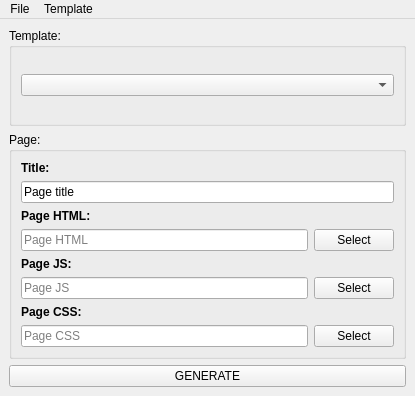
First picture: the form in src/mainwindow.ui, repository DrSmyrke/IOT_Web_UI, before the edit.
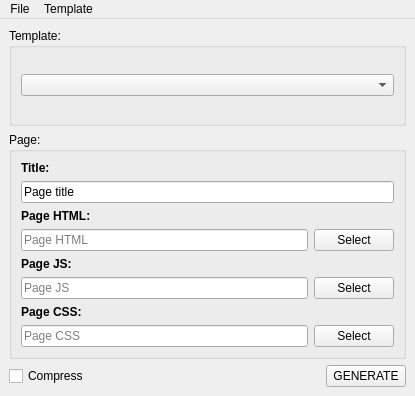
Second picture: the form after the edit.

Commit message: Added compress flag, update assets

The edit to the form file:
```diff
--- a/src/mainwindow.ui
+++ b/src/mainwindow.ui
@@ -129,6 +129,28 @@
      </widget>
     </item>
     <item>
+     <layout class="QHBoxLayout" name="horizontalLayout_4">
+      <item>
+       <widget class="QCheckBox" name="compressCB">
+        <property name="text">
+         <string>Compress</string>
+        </property>
+       </widget>
+      </item>
+      <item>
+       <spacer name="horizontalSpacer">
+        <property name="orientation">
+         <enum>Qt::Horizontal</enum>
+        </property>
+        <property name="sizeHint" stdset="0">
+         <size>
+          <width>40</width>
+          <height>20</height>
+         </size>
+        </property>
+       </spacer>
+      </item>
+      <item>
      <widget class="QPushButton" name="generateB">
       <property name="toolTip">
        <string>StartStop</string>
@@ -137,6 +159,8 @@
        <string>GENERATE</string>
       </property>
      </widget>
+      </item>
+     </layout>
     </item>
    </layout>
   </widget>
```
Lines whose indentation alone changed are shown as unchanged. The commit also changes 4 other files.
